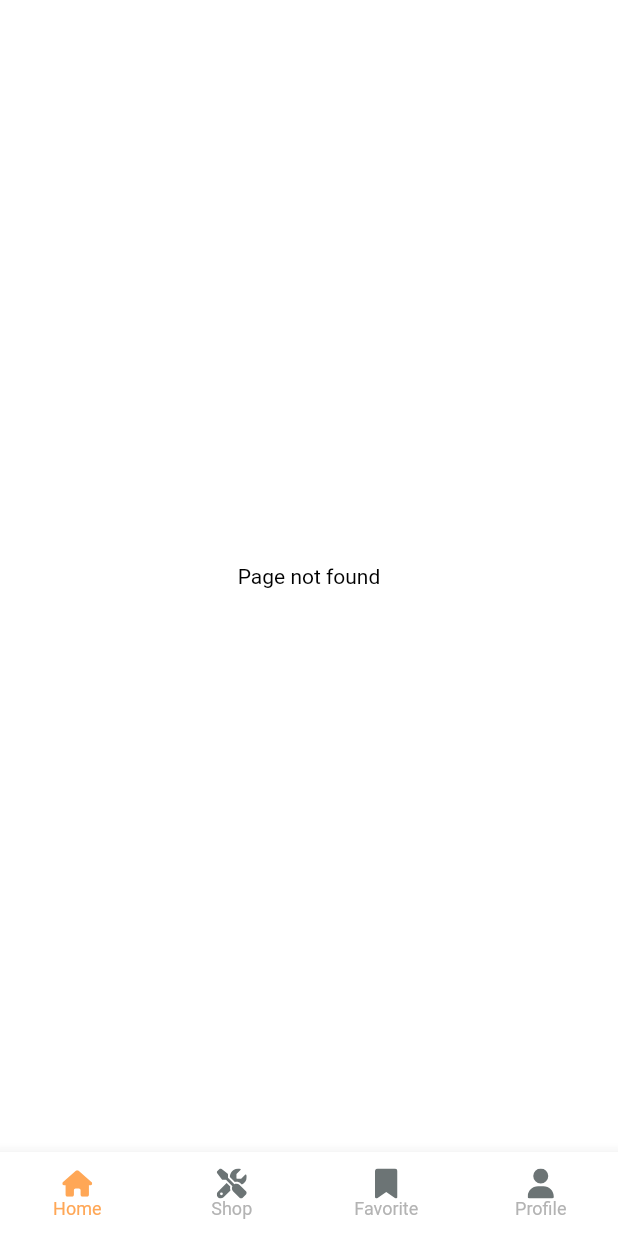
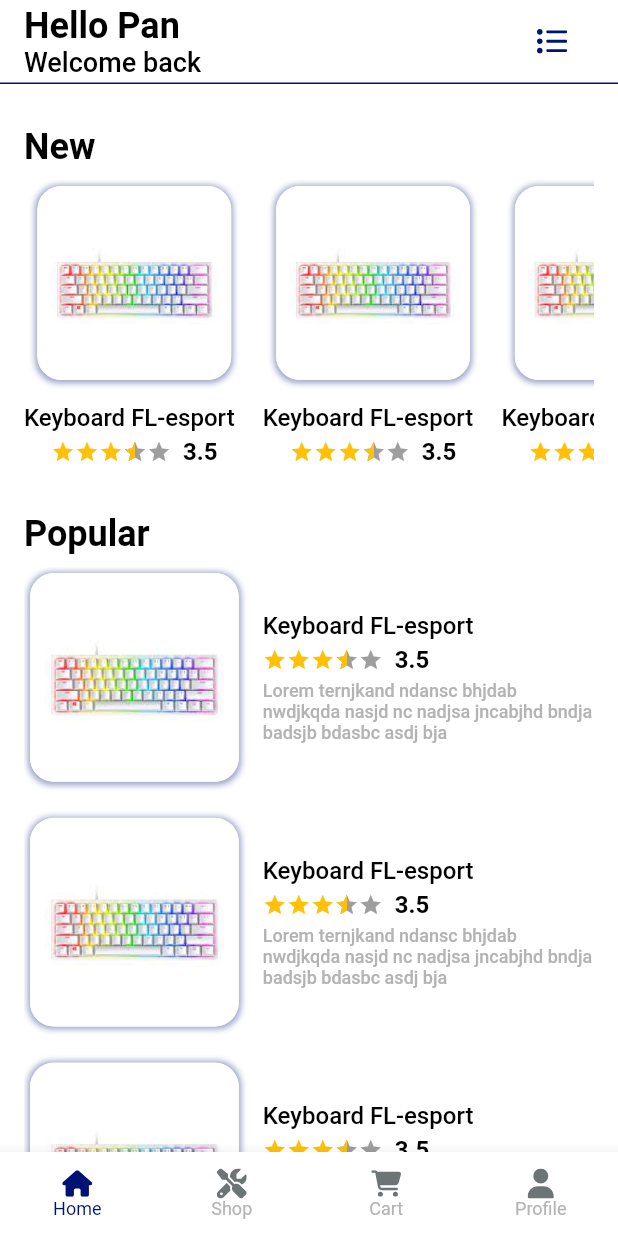
Before and after one commit to dong-dam-0079/flutter_shop_calendar, a Flutter app: the screen it shows after launch, on a phone screen of 412 x 824 dp. Run offline on Flutter 3.47's test engine with Material 2 defaults, Android fonts, the phone set to English and light mode, and no system bars; drawn by our look-alikes of flutter_rating_bar; our stand-ins replace dio, fluro, flutter_svg, get, get_it, injectable and 3 more; Roboto replaces fonts that are missing (NotoSansJP).

Commit message:
feat: mockup home view

```diff
--- a/lib/common/constants/assets.dart
+++ b/lib/common/constants/assets.dart
@@ -7,7 +7,13 @@ class Assets {
   static const icVisibleOn = '$pathIcons/ic_visible_on.svg';
   static const icHome = '$pathIcons/ic_home.svg';
   static const icFavorite = '$pathIcons/ic_favorite.svg';
+  static const icCart = '$pathIcons/ic_cart.svg';
   static const icShop = '$pathIcons/ic_shop.svg';
   static const icProfile = '$pathIcons/ic_profile.svg';
   static const icSearch = '$pathIcons/ic_search.svg';
+  static const icMenu = '$pathIcons/ic_menu.svg';
+  static const icHistory = '$pathIcons/ic_history.svg';
+
+  /// Images
+  static const imgKeyboard = '$pathImages/keyboard.jpg';
 }
--- a/lib/common/res/colors.dart
+++ b/lib/common/res/colors.dart
@@ -2,11 +2,11 @@ import 'package:flutter/material.dart';
 
 class ColorsRes {
   /// Main colors
-  static const primary = Color(0xFFFFA756);
-  static const secondary = Color(0xffdea270);
+  static const primary = Color(0xFF011275);
+  static const secondary = Color(0xff011275);
   static const contentLightTheme = Color(0xFF1D1D35);
   static const contentDarkTheme = Color(0xFFF5FCF9);
-  static const backgroundTheme = Color(0xFFF9F3F8);
+  static const backgroundTheme = Color(0xFFFFFFFF);
   static const backgroundThemeOld = Color(0x33ff7fac);
   static const warning = Color(0xFFF1DC3E);
   static const error = Color(0xFFF03738);
--- a/lib/config/router/utils/navigator_paths.dart
+++ b/lib/config/router/utils/navigator_paths.dart
@@ -3,6 +3,8 @@ class NavigatorPaths {
   static const main = '/main';
   static const home = '/home';
   static const shop = '/shop';
+  static const cart = '/cart';
+  static const profile = '/profile';
   static const favorite = '/favorite';
-  static const profile = '/profile';
+  static const history = '/history';
 }
--- a/lib/l10n/intl_en.arb
+++ b/lib/l10n/intl_en.arb
@@ -1,6 +1,10 @@
 {
   "home": "Home",
   "shop": "Shop",
-  "favorite": "Favorite",
-  "profile": "Profile"
+  "cart": "Cart",
+  "profile": "Profile",
+  "button_go_favorite": "Favorite",
+  "button_go_history": "History",
+  "title_new": "New",
+  "title_popular": "Popular"
 }
--- /dev/null
+++ b/lib/presentation/view/home/home_view.dart
@@ -0,0 +1,335 @@
+import 'package:flutter/material.dart';
+import 'package:flutter_rating_bar/flutter_rating_bar.dart';
+import 'package:flutter_svg/flutter_svg.dart';
+import 'package:shop_laptop_project/config/router/routers/home_router.dart';
+import 'package:shop_laptop_project/presentation/widgets/common_app_bar.dart';
+import 'package:shop_laptop_project/presentation/widgets/common_text_styles.dart';
+
+import '../../../common/constants/assets.dart';
+import '../../../common/res/colors.dart';
+import '../../../common/res/dimens.dart';
+import '../../../generated/l10n.dart';
+import '../../widgets/common_gaps.dart';
+
+class HomeView extends StatefulWidget {
+  const HomeView({Key? key}) : super(key: key);
+
+  @override
+  State<HomeView> createState() => _HomeViewState();
+}
+
+class _HomeViewState extends State<HomeView> {
+  @override
+  Widget build(BuildContext context) {
+    return Scaffold(
+      appBar: _buildAppBar(context),
+      body: Padding(
+        padding: const EdgeInsets.only(
+          left: DimensRes.sp16,
+          right: DimensRes.sp16,
+          top: DimensRes.sp28,
+        ),
+        child: Column(
+          crossAxisAlignment: CrossAxisAlignment.start,
+          children: [
+            Text(
+              S.current.title_new,
+              style: CommonTextStyles.largeBold,
+            ),
+            Gaps.vGap8,
+            SizedBox(
+              height: MediaQuery.of(context).size.height / 4,
+              child: _buildListNew(),
+            ),
+            Gaps.vGap16,
+            Text(
+              S.current.title_popular,
+              style: CommonTextStyles.largeBold,
+            ),
+            Gaps.vGap8,
+            Expanded(
+              child: _buildListPopular(),
+            ),
+          ],
+        ),
+      ),
+    );
+  }
+
+  Widget _buildListNew() {
+    return ListView.builder(
+      itemCount: 5,
+      shrinkWrap: true,
+      scrollDirection: Axis.horizontal,
+      itemBuilder: (context, index) {
+        return Container(
+          width: MediaQuery.of(context).size.width / 2.8,
+          margin: const EdgeInsets.only(right: DimensRes.sp12),
+          child: Column(
+            children: [
+              Expanded(
+                flex: 2,
+                child: Container(
+                  margin: const EdgeInsets.all(DimensRes.sp4),
+                  decoration: BoxDecoration(
+                    borderRadius: BorderRadius.circular(DimensRes.sp16),
+                    color: ColorsRes.white,
+                    boxShadow: [
+                      BoxShadow(
+                        color: ColorsRes.primary.withOpacity(0.4),
+                        spreadRadius: 1,
+                        blurRadius: 3,
+                        offset: const Offset(0, 0.5),
+                      )
+                    ],
+                  ),
+                  child: ClipRRect(
+                    borderRadius: BorderRadius.circular(DimensRes.sp16),
+                    child: Image.asset(
+                      Assets.imgKeyboard,
+                      fit: BoxFit.fill,
+                    ),
+                  ),
+                ),
+              ),
+              Expanded(
+                child: _buildContentList(),
+              ),
+            ],
+          ),
+        );
+      },
+    );
+  }
+
+  Widget _buildListPopular() {
+    return ListView.builder(
+      itemCount: 5,
+      shrinkWrap: true,
+      itemBuilder: (context, index) {
+        return Container(
+          width: double.infinity,
+          padding: const EdgeInsets.only(bottom: DimensRes.sp16),
+          child: Row(
+            mainAxisSize: MainAxisSize.min,
+            children: [
+              Expanded(
+                flex: 2,
+                child: Container(
+                  margin: const EdgeInsets.all(DimensRes.sp4),
+                  decoration: BoxDecoration(
+                    borderRadius: BorderRadius.circular(DimensRes.sp16),
+                    color: ColorsRes.white,
+                    boxShadow: [
+                      BoxShadow(
+                        color: ColorsRes.primary.withOpacity(0.4),
+                        spreadRadius: 1,
+                        blurRadius: 3,
+                        offset: const Offset(0, 0.5),
+                      )
+                    ],
+                  ),
+                  child: ClipRRect(
+                    borderRadius: BorderRadius.circular(DimensRes.sp16),
+                    child: Image.asset(
+                      Assets.imgKeyboard,
+                      fit: BoxFit.fill,
+                    ),
+                  ),
+                ),
+              ),
+              Gaps.hGap12,
+              Expanded(
+                flex: 3,
+                child: _buildContentList(isVertical: true),
+              ),
+            ],
+          ),
+        );
+      },
+    );
+  }
+
+  Widget _buildContentList({
+    bool? isVertical,
+  }) {
+    return Column(
+      mainAxisSize: MainAxisSize.min,
+      mainAxisAlignment: isVertical ?? true
+          ? MainAxisAlignment.center
+          : MainAxisAlignment.start,
+      crossAxisAlignment: CrossAxisAlignment.start,
+      children: [
+        const Flexible(
+          child: Text(
+            'Keyboard FL-esport',
+            style: CommonTextStyles.medium,
+            maxLines: 1,
+            overflow: TextOverflow.ellipsis,
+          ),
+        ),
+        Gaps.vGap4,
+        Row(
+          mainAxisAlignment: isVertical ?? false
+              ? MainAxisAlignment.start
+              : MainAxisAlignment.center,
+          children: [
+            Flexible(
+              child: RatingBar.builder(
+                itemSize: DimensRes.sp16,
+                initialRating: 3.5,
+                minRating: 1,
+                direction: Axis.horizontal,
+                allowHalfRating: true,
+                itemCount: 5,
+                itemBuilder: (context, _) => const Icon(
+                  Icons.star,
+                  color: Colors.amber,
+                ),
+                onRatingUpdate: (rating) {},
+              ),
+            ),
+            Gaps.hGap8,
+            const Text(
+              '3.5',
+              style: CommonTextStyles.mediumBold,
+            ),
+          ],
+        ),
+        Gaps.vGap4,
+        Visibility(
+          visible: isVertical ?? false,
+          child: Flexible(
+            child: Text(
+              'Lorem ternjkand ndansc bhjdab nwdjkqda nasjd nc nadjsa jncabjhd bndja badsjb bdasbc asdj bja',
+              style: CommonTextStyles.small.copyWith(color: ColorsRes.textGray),
+              maxLines: 3,
+              overflow: TextOverflow.ellipsis,
+            ),
+          ),
+        ),
+      ],
+    );
+  }
+
+  CommonAppBar _buildAppBar(BuildContext context) {
+    return CommonAppBar(
+      automaticallyImplyLeading: false,
+      widgetTitle: Padding(
+        padding: const EdgeInsets.only(left: DimensRes.sp16),
+        child: Align(
+          alignment: Alignment.centerLeft,
+          child: RichText(
+            text: const TextSpan(
+                text: 'Hello Pan\n',
+                style: CommonTextStyles.largeBold,
+                children: [
+                  TextSpan(
+                      text: 'Welcome back', style: CommonTextStyles.large18)
+                ]),
+          ),
+        ),
+      ),
+      actions: [
+        Padding(
+          padding: const EdgeInsets.only(right: DimensRes.sp16),
+          child: Theme(
+            data: Theme.of(context).copyWith(
+              tooltipTheme: const TooltipThemeData(
+                decoration: BoxDecoration(color: ColorsRes.transparent),
+              ),
+            ),
+            child: _buildButtonMenu(),
+          ),
+        ),
+      ],
+      bottom: PreferredSize(
+        preferredSize: const Size.fromHeight(1),
+        child: Container(
+          color: ColorsRes.primary,
+          height: 1,
+        ),
+      ),
+    );
+  }
+
+  PopupMenuButton<dynamic> _buildButtonMenu() {
+    return PopupMenuButton(
+      tooltip: '',
+      icon: SvgPicture.asset(
+        Assets.icMenu,
+        height: DimensRes.sp20,
+        width: DimensRes.sp20,
+        color: ColorsRes.primary,
+      ),
+      padding: const EdgeInsets.only(right: DimensRes.sp8),
+      position: PopupMenuPosition.under,
+      shape: const RoundedRectangleBorder(
+        borderRadius: BorderRadius.all(
+          Radius.circular(DimensRes.sp12),
+        ),
+      ),
+      itemBuilder: (context) => [
+        _buildItemMenu(
+          value: 1,
+          S.current.button_go_favorite,
+          Assets.icFavorite,
+        ),
+        const PopupMenuItem(
+          padding: EdgeInsets.zero,
+          height: DimensRes.sp2,
+          child: Gaps.vLine,
+        ),
+        _buildItemMenu(
+          value: 2,
+          S.current.button_go_history,
+          Assets.icHistory,
+        ),
+      ],
+      onSelected: (value) {
+        if (value == 1) {
+          HomeRouter.goFavorite(context);
+        }
+        if (value == 2) {
+          HomeRouter.goFavorite(context);
+        }
+      },
+    );
+  }
+
+  PopupMenuItem<dynamic> _buildItemMenu(
+    String title,
+    String icon, {
+    required int value,
+  }) {
+    return PopupMenuItem(
+      value: value,
+      child: _buildRowItem(
+        title: title,
+        icon: icon,
+      ),
+    );
+  }
+
+  Widget _buildRowItem({
+    required String title,
+    required String icon,
+  }) {
+    return Row(
+      children: [
+        SvgPicture.asset(
+          icon,
+          width: DimensRes.sp20,
+          height: DimensRes.sp20,
+          color: ColorsRes.primary,
+        ),
+        Gaps.hGap8,
+        Text(
+          title,
+          style: CommonTextStyles.medium,
+        ),
+        Gaps.hGap16,
+      ],
+    );
+  }
+}
--- a/lib/presentation/view/main/main_view.dart
+++ b/lib/presentation/view/main/main_view.dart
@@ -19,13 +19,13 @@ class _MainViewState extends State<MainView> with BaseMixin {
   final _navigatorKeys = {
     BottomNavItem.home: GlobalKey<NavigatorState>(),
     BottomNavItem.shop: GlobalKey<NavigatorState>(),
-    BottomNavItem.favorite: GlobalKey<NavigatorState>(),
+    BottomNavItem.cart: GlobalKey<NavigatorState>(),
     BottomNavItem.profile: GlobalKey<NavigatorState>(),
   };
   final _navigatorObservers = {
     BottomNavItem.home: CommonNavigatorObserver(),
     BottomNavItem.shop: CommonNavigatorObserver(),
-    BottomNavItem.favorite: CommonNavigatorObserver(),
+    BottomNavItem.cart: CommonNavigatorObserver(),
     BottomNavItem.profile: CommonNavigatorObserver(),
   };
   var _currentNavItem = BottomNavItem.home;
@@ -40,7 +40,7 @@ class _MainViewState extends State<MainView> with BaseMixin {
           children: <Widget>[
             _buildOffstageNavigator(BottomNavItem.home),
             _buildOffstageNavigator(BottomNavItem.shop),
-            _buildOffstageNavigator(BottomNavItem.favorite),
+            _buildOffstageNavigator(BottomNavItem.cart),
             _buildOffstageNavigator(BottomNavItem.profile),
           ],
         ),
@@ -69,8 +69,8 @@ class _MainViewState extends State<MainView> with BaseMixin {
         return NavigatorPaths.home;
       case BottomNavItem.shop:
         return NavigatorPaths.shop;
-      case BottomNavItem.favorite:
-        return NavigatorPaths.favorite;
+      case BottomNavItem.cart:
+        return NavigatorPaths.cart;
       case BottomNavItem.profile:
         return NavigatorPaths.profile;
     }
--- a/lib/presentation/widgets/common_bottom_navigation.dart
+++ b/lib/presentation/widgets/common_bottom_navigation.dart
@@ -6,7 +6,7 @@ import '../../common/res/dimens.dart';
 import '../../generated/l10n.dart';
 import 'common_icons.dart';
 
-enum BottomNavItem { home, shop, favorite, profile }
+enum BottomNavItem { home, shop, cart, profile }
 
 class CommonBottomNavigation extends StatelessWidget {
   const CommonBottomNavigation({
@@ -40,9 +40,9 @@ class CommonBottomNavigation extends StatelessWidget {
           label: S.current.shop,
         ),
         _buildNavItem(
-          activeIcon: Assets.icFavorite,
-          icon: Assets.icFavorite,
-          label: S.current.favorite,
+          activeIcon: Assets.icCart,
+          icon: Assets.icCart,
+          label: S.current.cart,
         ),
         _buildNavItem(
           activeIcon: Assets.icProfile,
--- a/lib/presentation/widgets/common_text_styles.dart
+++ b/lib/presentation/widgets/common_text_styles.dart
@@ -12,42 +12,54 @@ class CommonTextStyles {
   static const large = TextStyle(
     color: ColorsRes.black,
     fontSize: DimensRes.sp24,
-    fontWeight: FontWeight.w400,
+    fontWeight: FontWeight.w500,
+  );
+
+  static const largeBold = TextStyle(
+    color: ColorsRes.black,
+    fontSize: DimensRes.sp24,
+    fontWeight: FontWeight.w700,
   );
 
   static const large20 = TextStyle(
     color: ColorsRes.black,
     fontSize: DimensRes.sp20,
-    fontWeight: FontWeight.w400,
+    fontWeight: FontWeight.w500,
+  );
+
+  static const large18 = TextStyle(
+    color: ColorsRes.black,
+    fontSize: DimensRes.sp18,
+    fontWeight: FontWeight.w500,
   );
 
   static const medium = TextStyle(
     color: ColorsRes.black,
-    fontSize: DimensRes.sp14,
-    fontWeight: FontWeight.w400,
+    fontSize: DimensRes.sp16,
+    fontWeight: FontWeight.w500,
   );
 
   static const mediumBold = TextStyle(
     color: ColorsRes.black,
-    fontSize: DimensRes.sp14,
+    fontSize: DimensRes.sp16,
     fontWeight: FontWeight.w700,
   );
 
   static const small = TextStyle(
     color: ColorsRes.black,
     fontSize: DimensRes.sp12,
-    fontWeight: FontWeight.w400,
+    fontWeight: FontWeight.w500,
   );
 
   static const smallExtra = TextStyle(
     color: ColorsRes.black,
     fontSize: DimensRes.sp10,
-    fontWeight: FontWeight.w400,
+    fontWeight: FontWeight.w500,
   );
 
   static const smallExtraX = TextStyle(
     color: ColorsRes.black,
     fontSize: DimensRes.sp8,
-    fontWeight: FontWeight.w400,
+    fontWeight: FontWeight.w500,
   );
 }
--- a/pubspec.yaml
+++ b/pubspec.yaml
@@ -70,6 +70,8 @@ dependencies:
   # https://pub.dev/packages/cached_network_image
   cached_network_image: ^3.2.3
 
+  flutter_rating_bar: ^4.0.1
+
 dev_dependencies:
   flutter_test:
     sdk: flutter
```
Also changed, not shown: lib/config/router/routers/home_router.dart (+80 -1 lines), lib/presentation/view/cart/cart_view.dart (added, +15 -0 lines), lib/presentation/view/favorite/favorite_view.dart (added, +15 -0 lines), lib/presentation/view/profile/profile_view.dart (added, +15 -0 lines), lib/presentation/view/shop/shop_view.dart (added, +15 -0 lines), assets/icons/ic_cart.svg (added), assets/icons/ic_history.svg (added), assets/icons/ic_menu.svg (added), assets/images/keyboard.jpg (added), lib/generated/intl/messages_all.dart, lib/generated/intl/messages_en.dart, lib/generated/l10n.dart.
